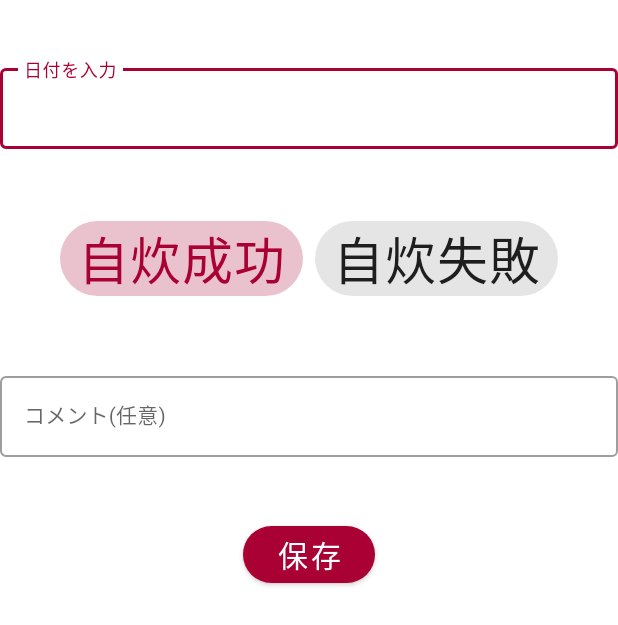
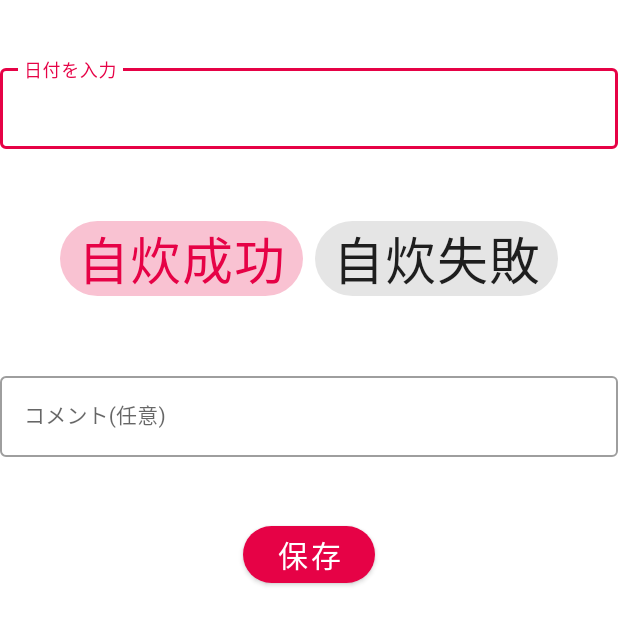
Before and after one commit to noodle2290/la_original_app, an Android app: the EditActivity screen opened directly, with no data from a screen before it, on a phone screen of 412 x 824 dp. Shown: the top 625 px of the screen. Run offline under Robolectric (Android 15) with nearby library versions, the light colour scheme and no system bars; our stand-ins replace Room's generated code.

Commit message:
fontの設定

```diff
--- a/app/src/main/java/takutaku/app/jisuityokin/ui/list/ListFragment.kt
+++ b/app/src/main/java/takutaku/app/jisuityokin/ui/list/ListFragment.kt
@@ -50,6 +50,10 @@ class ListFragment : Fragment() {
 
         dashboardViewModel.text.observe(viewLifecycleOwner) {
         }
+
+        binding.toaddButton2.setOnClickListener{
+            intentMethod(EditActivity())
+        }
         return root
     }
 
--- /dev/null
+++ b/app/src/main/res/font/mainfont.xml
@@ -0,0 +1,11 @@
+<?xml version="1.0" encoding="utf-8"?>
+<font-family xmlns:android="http://schemas.android.com/apk/res/android">
+    <font
+        android:fontStyle="normal"
+        android:fontWeight="400"
+        android:font="@font/kiwimaruregular" />
+    <font
+        android:fontStyle="italic"
+        android:fontWeight="400"
+        android:font="@font/kiwimaruregular" />
+</font-family>
--- a/app/src/main/res/layout/activity_edit.xml
+++ b/app/src/main/res/layout/activity_edit.xml
@@ -21,6 +21,7 @@
             android:id="@+id/date_edit_text"
             android:layout_width="match_parent"
             android:layout_height="wrap_content"
+            android:fontFamily="@font/mainfont"
             android:hint="日付を入力"
             android:imeOptions="actionDone"
             android:maxLines="1"
@@ -44,7 +45,8 @@
             style="@style/Widget.MaterialComponents.Chip.Choice"
             android:layout_width="wrap_content"
             android:layout_height="wrap_content"
-            android:checked = "true"
+            android:checked="true"
+            android:fontFamily="@font/mainfont"
             android:text="自炊成功"
             android:textSize="34sp" />
 
@@ -53,6 +55,7 @@
             style="@style/Widget.MaterialComponents.Chip.Choice"
             android:layout_width="wrap_content"
             android:layout_height="wrap_content"
+            android:fontFamily="@font/mainfont"
             android:text="自炊失敗"
             android:textSize="34sp" />
 
@@ -74,6 +77,7 @@
             android:id="@+id/content_edit_text"
             android:layout_width="match_parent"
             android:layout_height="wrap_content"
+            android:fontFamily="@font/mainfont"
             android:hint="コメント(任意)"
             android:imeOptions="actionDone"
             android:maxLines="1"
@@ -88,6 +92,7 @@
         android:layout_height="wrap_content"
         android:layout_gravity="center"
         android:layout_marginTop="40dp"
+        android:fontFamily="@font/mainfont"
         android:text="保存"
         android:textAllCaps="false"
         android:textAppearance="@style/TextAppearance.MaterialComponents.Button"
@@ -104,6 +109,7 @@
         android:layout_width="wrap_content"
         android:layout_height="wrap_content"
         android:layout_marginTop="8dp"
+        android:fontFamily="@font/mainfont"
         android:text="削除"
         android:textColor="@color/main_color"
         android:textSize="20sp"
--- a/app/src/main/res/layout/fragment_home.xml
+++ b/app/src/main/res/layout/fragment_home.xml
@@ -23,6 +23,7 @@
         android:layout_height="wrap_content"
         android:layout_marginStart="72dp"
         android:layout_marginTop="32dp"
+        android:fontFamily="@font/mainfont"
         android:text="0円貯金しました"
         android:textSize="34sp"
         app:layout_constraintStart_toStartOf="parent"
@@ -34,6 +35,7 @@
         android:layout_height="wrap_content"
         android:layout_marginStart="72dp"
         android:layout_marginTop="32dp"
+        android:fontFamily="@font/mainfont"
         android:text="累計"
         app:layout_constraintStart_toStartOf="parent"
         app:layout_constraintTop_toTopOf="parent" />
@@ -44,6 +46,7 @@
         android:layout_height="wrap_content"
         android:layout_marginStart="72dp"
         android:layout_marginTop="160dp"
+        android:fontFamily="@font/mainfont"
         android:text="自炊貯金"
         app:layout_constraintStart_toStartOf="parent"
         app:layout_constraintTop_toBottomOf="@+id/times_text" />
@@ -54,6 +57,7 @@
         android:layout_height="wrap_content"
         android:layout_marginStart="72dp"
         android:layout_marginTop="160dp"
+        android:fontFamily="@font/mainfont"
         app:layout_constraintStart_toStartOf="parent"
         app:layout_constraintTop_toTopOf="@id/sum_text" />
 
@@ -63,6 +67,7 @@
         android:layout_height="wrap_content"
         android:layout_marginStart="72dp"
         android:layout_marginTop="32dp"
+        android:fontFamily="@font/mainfont"
         android:text="0回自炊しました"
         android:textSize="34sp"
         app:layout_constraintStart_toStartOf="parent"
@@ -74,6 +79,7 @@
         android:layout_height="wrap_content"
         android:layout_marginStart="72dp"
         android:layout_marginTop="32dp"
+        android:fontFamily="@font/mainfont"
         android:textSize="34sp"
         app:layout_constraintStart_toStartOf="parent"
         app:layout_constraintTop_toBottomOf="@id/goal_text" />
--- a/app/src/main/res/layout/memo_item.xml
+++ b/app/src/main/res/layout/memo_item.xml
@@ -12,6 +12,7 @@
         android:layout_height="wrap_content"
         android:layout_marginStart="16dp"
         android:layout_marginTop="8dp"
+        android:fontFamily="@font/mainfont"
         android:text="date"
         android:textColor="#000000"
         android:textSize="16sp"
@@ -23,6 +24,7 @@
         android:layout_width="wrap_content"
         android:layout_height="wrap_content"
         android:layout_marginTop="8dp"
+        android:fontFamily="@font/mainfont"
         android:text="自炊できた"
         android:textSize="34sp"
         app:layout_constraintEnd_toEndOf="parent"
@@ -34,6 +36,7 @@
         android:layout_width="wrap_content"
         android:layout_height="wrap_content"
         android:layout_marginTop="8dp"
+        android:fontFamily="@font/mainfont"
         android:text="content"
         android:textColor="#80000000"
         android:textSize="16sp"
--- a/app/src/main/res/values-night/themes.xml
+++ b/app/src/main/res/values-night/themes.xml
@@ -6,8 +6,8 @@
         <item name="colorPrimaryVariant">@color/black</item>
         <item name="colorOnPrimary">@color/black</item>
         <!-- Secondary brand color. -->
-        <item name="colorSecondary">@color/teal_200</item>
-        <item name="colorSecondaryVariant">@color/teal_200</item>
+        <item name="colorSecondary">@color/sub_color</item>
+        <item name="colorSecondaryVariant">@color/black</item>
         <item name="colorOnSecondary">@color/black</item>
         <!-- Status bar color. -->
         <item name="android:statusBarColor" tools:targetApi="l">?attr/colorPrimaryVariant</item>
--- a/app/src/main/res/values/colors.xml
+++ b/app/src/main/res/values/colors.xml
@@ -7,6 +7,7 @@
     <color name="teal_700">#FF018786</color>
     <color name="black">#FF000000</color>
     <color name="white">#FFFFFFFF</color>
-    <color name="main_color">#AA0135</color>
+    <color name="main_color">#E60246</color>
+    <color name="sub_color">#FC0ACC</color>
 
 </resources>
--- a/app/src/main/res/values/themes.xml
+++ b/app/src/main/res/values/themes.xml
@@ -6,8 +6,8 @@
         <item name="colorPrimaryVariant">@color/black</item>
         <item name="colorOnPrimary">@color/white</item>
         <!-- Secondary brand color. -->
-        <item name="colorSecondary">@color/teal_200</item>
-        <item name="colorSecondaryVariant">@color/teal_700</item>
+        <item name="colorSecondary">@color/sub_color</item>
+        <item name="colorSecondaryVariant">@color/black</item>
         <item name="colorOnSecondary">@color/black</item>
         <!-- Status bar color. -->
         <item name="android:statusBarColor" tools:targetApi="l">?attr/colorPrimaryVariant</item>
```
Also changed, not shown: app/src/main/res/layout/activity_setting.xml (+6 -2 lines), app/src/main/res/layout/fragment_list.xml (+11 -0 lines), 3 other files.
